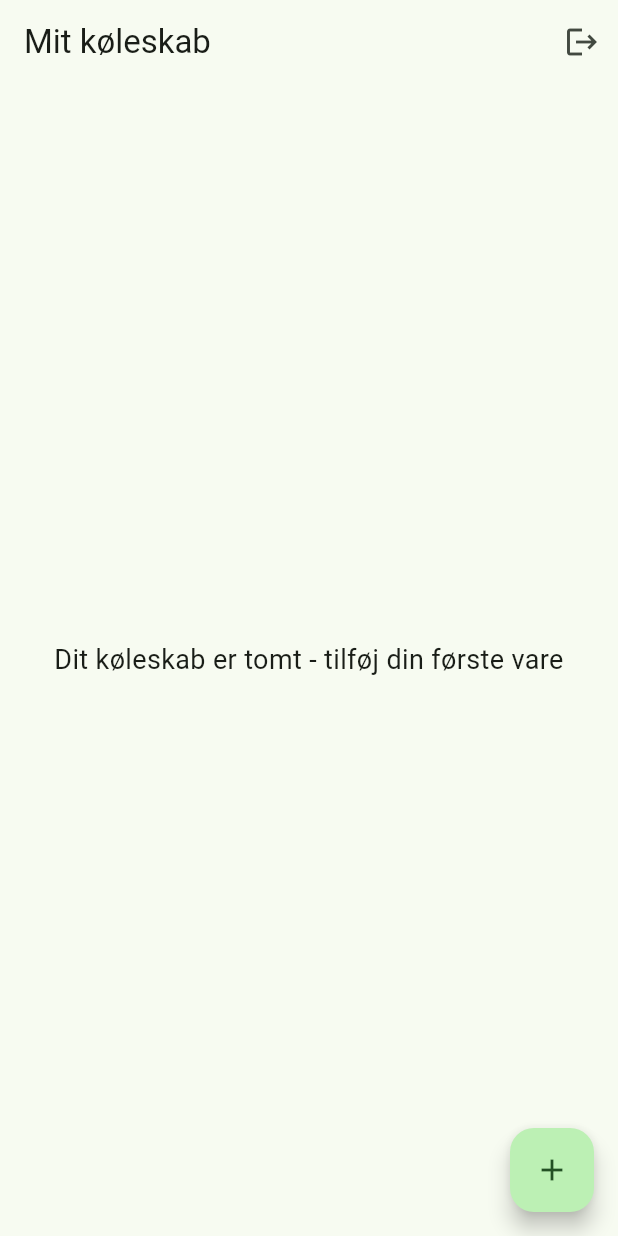
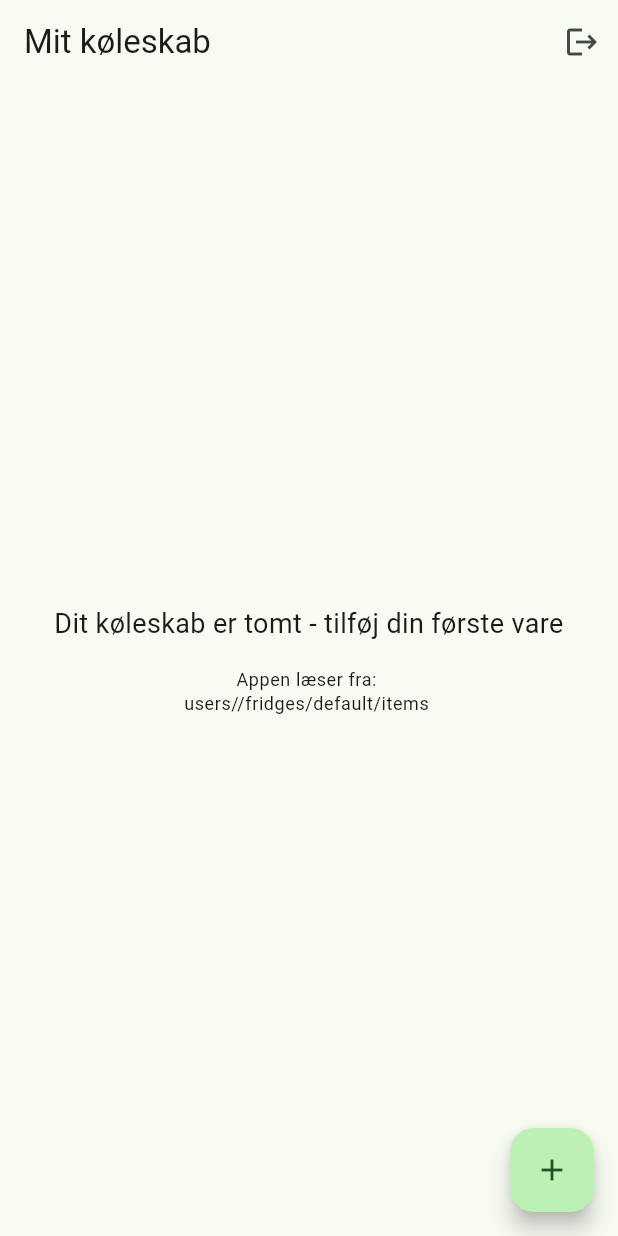
Before and after one commit to FrostyDrake/Fridge-Tracker_v1, a Flutter app: the screen it shows once a user with an empty profile is signed in, on a phone screen of 412 x 824 dp. Run offline on Flutter 3.47's test engine with Material 3 defaults, Android fonts, the phone set to English and light mode, and no system bars; our stand-ins replace cloud_firestore, firebase_auth, firebase_core; accounts and stored records are empty.

Commit message:
Show Firestore item path in empty state

```diff
--- a/lib/screens/fridge_overview_screen.dart
+++ b/lib/screens/fridge_overview_screen.dart
@@ -14,6 +14,8 @@ class FridgeOverviewScreen extends StatelessWidget {
   final String userId;
 
   static final FridgeItemService _service = FridgeItemService();
+
+  String get _itemsPath => 'users/$userId/fridges/default/items';
 
   void _goToAddItem(BuildContext context) {
     Navigator.push(
@@ -70,7 +72,9 @@ class FridgeOverviewScreen extends StatelessWidget {
         return 'Firestore databasen findes ikke. Opret database (default) i Firebase Console.';
       }
       if (error.code == 'permission-denied') {
-        return 'Ingen adgang til Firestore. Tjek security rules for den indloggede bruger.';
+        return 'Ingen adgang til Firestore.\n\n'
+            'Tjek at security rules bruger request.auth.uid == userId, '
+            'og at data ligger under:\n$_itemsPath';
       }
       return 'Firebase fejl (${error.code}): ${error.message ?? error}';
     }
@@ -112,13 +116,24 @@ class FridgeOverviewScreen extends StatelessWidget {
           final items = snapshot.data?.docs ?? [];
 
           if (items.isEmpty) {
-            return const Center(
+            return Center(
               child: Padding(
-                padding: EdgeInsets.all(24),
-                child: Text(
-                  'Dit køleskab er tomt - tilføj din første vare',
-                  textAlign: TextAlign.center,
-                  style: TextStyle(fontSize: 18),
+                padding: const EdgeInsets.all(24),
+                child: Column(
+                  mainAxisSize: MainAxisSize.min,
+                  children: [
+                    const Text(
+                      'Dit køleskab er tomt - tilføj din første vare',
+                      textAlign: TextAlign.center,
+                      style: TextStyle(fontSize: 18),
+                    ),
+                    const SizedBox(height: 16),
+                    SelectableText(
+                      'Appen læser fra:\n$_itemsPath',
+                      textAlign: TextAlign.center,
+                      style: Theme.of(context).textTheme.bodySmall,
+                    ),
+                  ],
                 ),
               ),
             );
```
